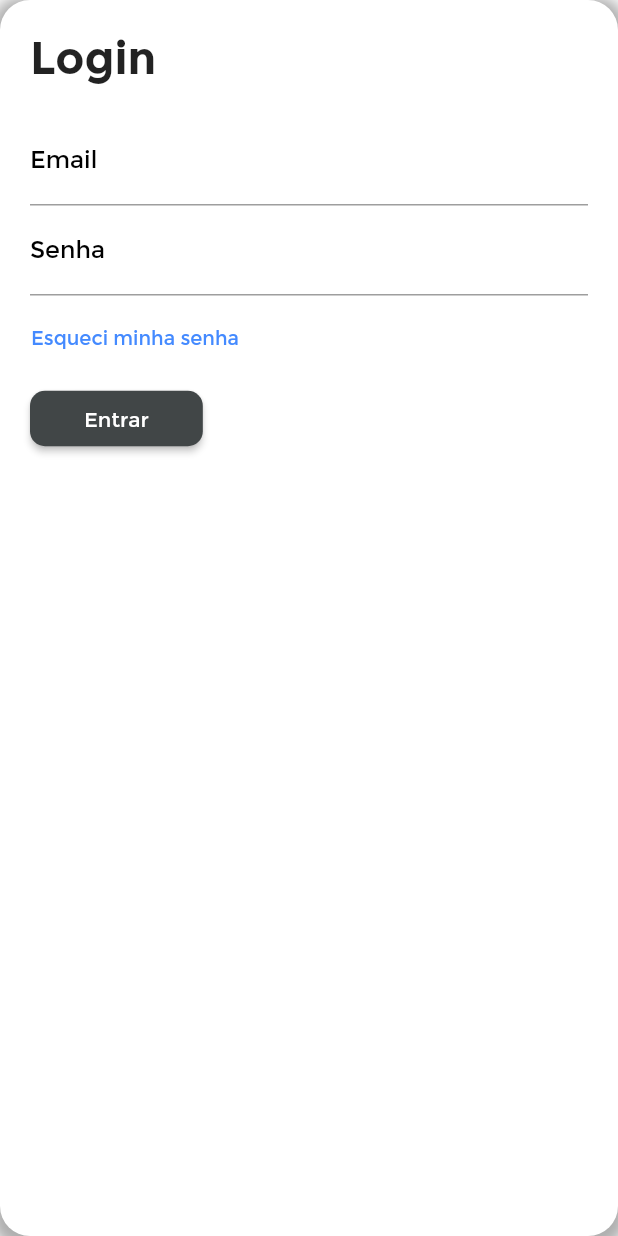
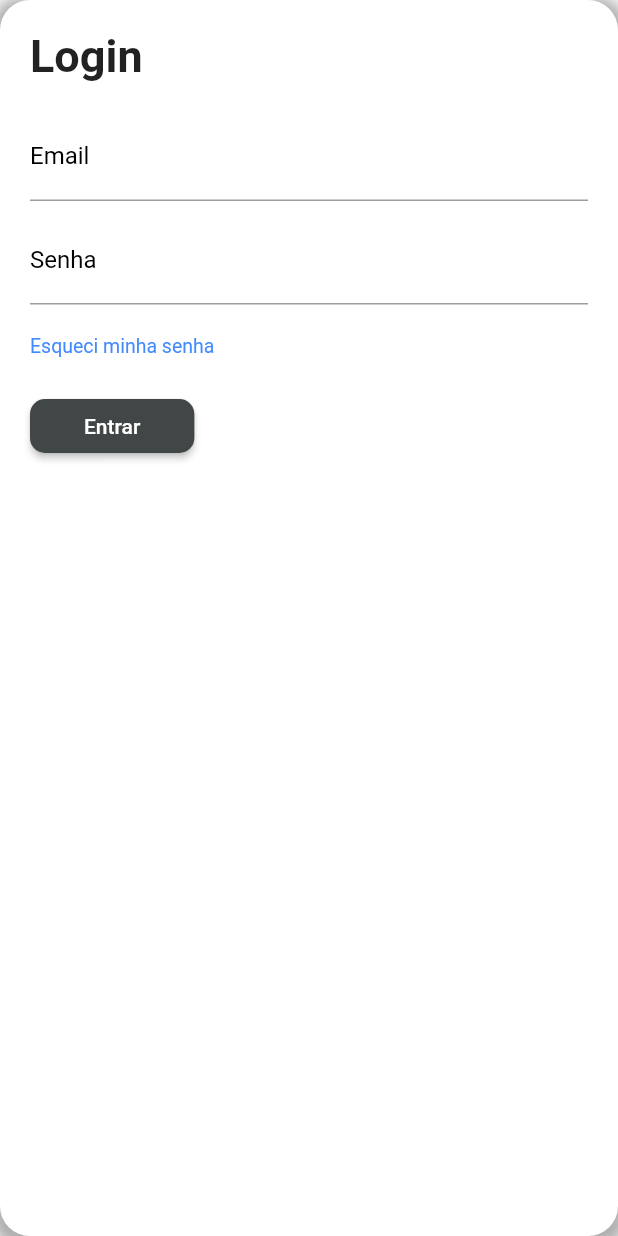
Before and after one commit to Wrapped-Owls/uuu_uhu.systems-components, a Flutter app: the LogInMobile widget shown alone on an empty page, opened directly, on a phone screen of 412 x 824 dp. Run offline on Flutter 3.47's test engine with Material 2 defaults, Android fonts, the phone set to English and light mode, and no system bars; our stand-ins replace device_info, responsive_builder; missing offline and left inert: uuu_uhu.systems_components; statements that could not run were skipped.

Commit message:
:art: Drawer fixing
importing icons from FriggrayndIcons succesfully

```diff
--- a/lib/main.dart
+++ b/lib/main.dart
@@ -3,6 +3,7 @@ import 'package:uuu_uhu.systems_components/src/navbar.dart';
 import 'package:uuu_uhu.systems_components/src/login.dart';
 import 'package:flutter/material.dart';
 import 'package:responsive_builder/responsive_builder.dart';
+import 'package:uuu_uhu.systems_components/uuu_uhu.systems_components.dart';
 
 void main() {
   runApp(MyApp());
@@ -14,7 +15,7 @@ class MyApp extends StatelessWidget {
     return MaterialApp(
       debugShowCheckedModeBanner: false,
       title: 'Flutter Demo',
-      theme: ThemeData(primarySwatch: Colors.blue, fontFamily: 'Montserrat'),
+      theme: UuuUhuThemes.getLight(),
       home: MyHomePage(title: 'Flutter Demo Home Page'),
     );
   }
--- a/lib/src/mobile/login_mobile.dart
+++ b/lib/src/mobile/login_mobile.dart
@@ -8,7 +8,7 @@ class LogInMobile extends StatefulWidget {
 }
 
 class _LogInMobileState extends State<LogInMobile> {
-  List _isHovering = [false];
+  final _isHovering = <bool>[false];
   @override
   Widget build(BuildContext context) {
     return Row(
@@ -55,7 +55,10 @@ class _LogInMobileState extends State<LogInMobile> {
                                 labelText: 'Email',
                                 labelStyle: TextStyle(color: Colors.black)),
                           ),
+
+                          SizedBox(height: 10),
                           TextFormField(
+                            obscureText: true,
                             keyboardType: TextInputType.visiblePassword,
                             style: TextStyle(
                               color: Colors.blue,
@@ -93,7 +96,7 @@ class _LogInMobileState extends State<LogInMobile> {
                             visible: _isHovering[0],
                             child: Container(
                               height: 1,
-                              width: 140,
+                              width: 120,
                               color: Colors.blueAccent,
                             ),
                           ),
@@ -121,10 +124,7 @@ class _LogInMobileState extends State<LogInMobile> {
             ),
           ),
         ),
-
-
       ],
     );
-
   }
 }
--- a/lib/src/mobile/navbar_mobile.dart
+++ b/lib/src/mobile/navbar_mobile.dart
@@ -1,4 +1,5 @@
 import 'package:flutter/material.dart';
+import 'package:uuu_uhu.systems_components/friggraynd_icons.dart';
 
 class NavbarMobile extends StatefulWidget {
   NavbarMobile({Key key}) : super(key: key);
@@ -9,7 +10,7 @@ class NavbarMobile extends StatefulWidget {
 
 class _NavbarMobileState extends State<NavbarMobile> {
   //o número de itens nessa lista é o número de itens na navbar
-  List _isHovering = [false, false, false, false];
+  final _isHovering = <bool>[false, false, false, false];
   @override
   Widget build(BuildContext context) {
     var screenSize = MediaQuery.of(context).size;
@@ -28,7 +29,7 @@ class _NavbarMobileState extends State<NavbarMobile> {
                   mainAxisAlignment: MainAxisAlignment.start,
                   children: <Widget>[
                     IconButton(
-                      icon: Icon(Icons.menu),
+                      icon: Icon(FriggrayndIcons.company_logo),
                       onPressed: () {
                       },
                       color: Colors.white,
--- a/lib/src/web/navbar_desktop.dart
+++ b/lib/src/web/navbar_desktop.dart
@@ -1,7 +1,7 @@
 import 'package:flutter/material.dart';
 
 class NavbarDesktop extends StatefulWidget {
-  NavbarDesktop({Key key}) : super(key: key);
+  const NavbarDesktop({Key key}) : super(key: key);
 
   @override
   _NavbarDesktopState createState() => _NavbarDesktopState();
@@ -9,7 +9,7 @@ class NavbarDesktop extends StatefulWidget {
 
 class _NavbarDesktopState extends State<NavbarDesktop> {
   //o número de itens nessa lista é o número de itens na navbar
-  List _isHovering = [false, false, false, false];
+  final _isHovering = <bool>[false, false, false, false];
   @override
   Widget build(BuildContext context) {
 
--- a/lib/uuu_uhu.systems_components.dart
+++ b/lib/uuu_uhu.systems_components.dart
@@ -1 +1,3 @@
 library uuu_uhu.systems_components;
+
+export 'src/theme.uuu_uhu.systems_components.dart';
--- a/pubspec.yaml
+++ b/pubspec.yaml
@@ -28,6 +28,7 @@ dev_dependencies:
 # following page: https://dart.dev/tools/pub/pubspec
 # The following section is specific to Flutter.
 
+
 flutter:
   # To add custom fonts to your application, add a fonts section here,
   # in this "flutter" section. Each entry in this list should have a
```
Also changed, not shown: lib/src/mobile/drawer/drawer.dart (+6 -3 lines), lib/src/mobile/drawer/drawer_header.dart (+4 -3 lines), lib/src/web/login_desktop.dart (+6 -2 lines), pubspec.lock.
